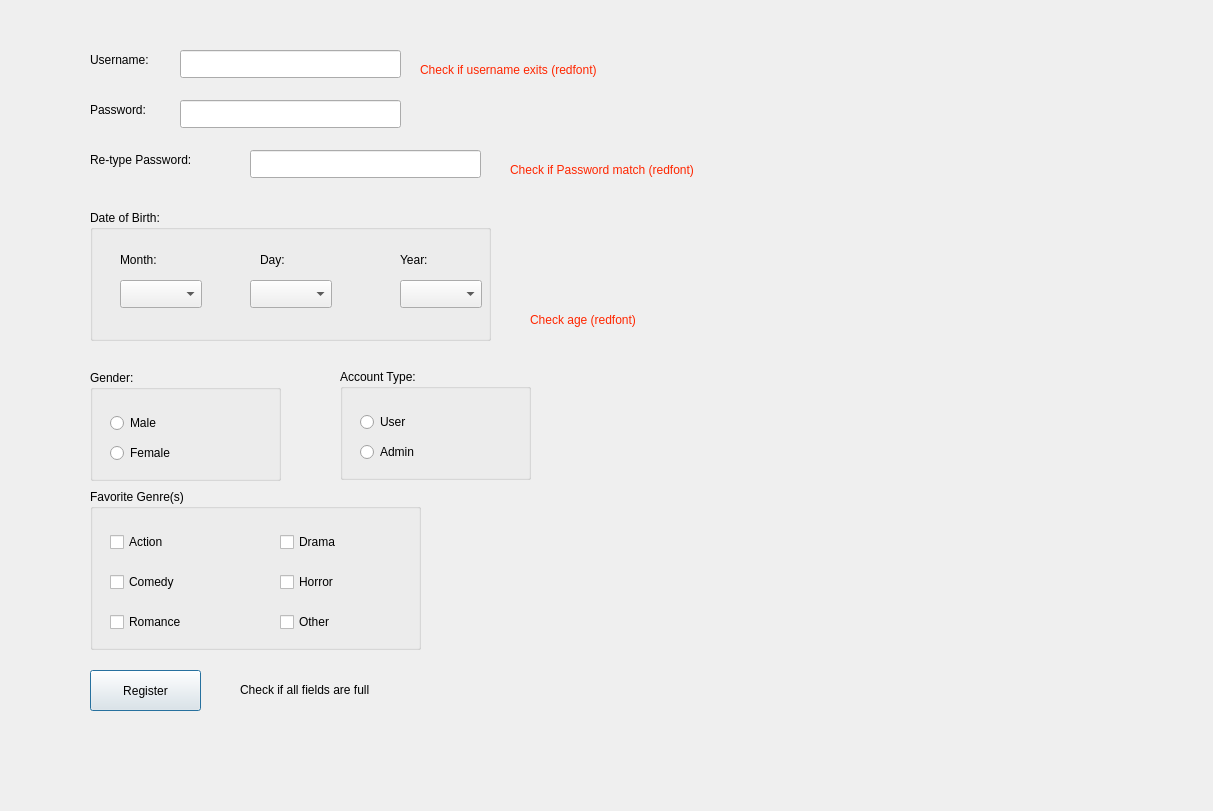
Above: CinemaProject/registerwindow.ui from yomnahisham/QT-Lab-Assignment1 before the change. Below: the same form after it.
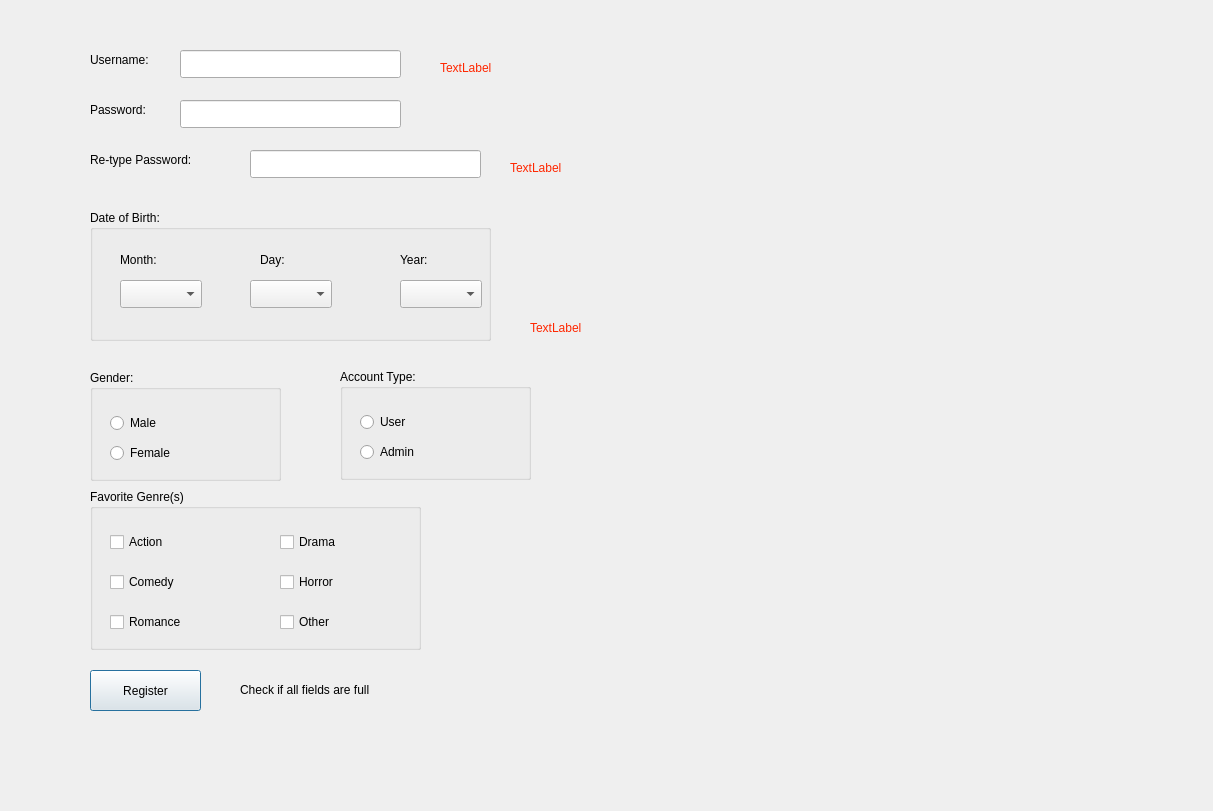
That is the form after the change.

Commit message: Edited Label Names in Register Window

```diff
--- a/CinemaProject/registerwindow.ui
+++ b/CinemaProject/registerwindow.ui
@@ -36,19 +36,6 @@
     </rect>
    </property>
   </widget>
-  <widget class="QLabel" name="UsernameCheck">
-   <property name="geometry">
-    <rect>
-     <x>420</x>
-     <y>60</y>
-     <width>231</width>
-     <height>20</height>
-    </rect>
-   </property>
-   <property name="text">
-    <string>&lt;html&gt;&lt;head/&gt;&lt;body&gt;&lt;p&gt;&lt;span style=&quot; color:#ff2600;&quot;&gt;Check if username exits (redfont)&lt;/span&gt;&lt;/p&gt;&lt;/body&gt;&lt;/html&gt;</string>
-   </property>
-  </widget>
   <widget class="QLineEdit" name="PassLineEdit">
    <property name="geometry">
     <rect>
@@ -95,19 +82,6 @@
     </rect>
    </property>
   </widget>
-  <widget class="QLabel" name="CheckPassLabel">
-   <property name="geometry">
-    <rect>
-     <x>510</x>
-     <y>160</y>
-     <width>231</width>
-     <height>20</height>
-    </rect>
-   </property>
-   <property name="text">
-    <string>&lt;html&gt;&lt;head/&gt;&lt;body&gt;&lt;p&gt;&lt;span style=&quot; color:#ff2600;&quot;&gt;Check if Password match (redfont)&lt;/span&gt;&lt;/p&gt;&lt;/body&gt;&lt;/html&gt;</string>
-   </property>
-  </widget>
   <widget class="QGroupBox" name="BirthdayBox">
    <property name="geometry">
     <rect>
@@ -560,19 +534,6 @@
     </item>
    </widget>
   </widget>
-  <widget class="QLabel" name="CheckAgeLabel">
-   <property name="geometry">
-    <rect>
-     <x>530</x>
-     <y>310</y>
-     <width>181</width>
-     <height>20</height>
-    </rect>
-   </property>
-   <property name="text">
-    <string>&lt;html&gt;&lt;head/&gt;&lt;body&gt;&lt;p&gt;&lt;span style=&quot; color:#ff2600;&quot;&gt;Check age (redfont)&lt;/span&gt;&lt;/p&gt;&lt;/body&gt;&lt;/html&gt;</string>
-   </property>
-  </widget>
   <widget class="QGroupBox" name="GenderGroupBox">
    <property name="geometry">
     <rect>
@@ -768,6 +729,45 @@
     <string>Check if all fields are full</string>
    </property>
   </widget>
+  <widget class="QLabel" name="label_usernamecheck">
+   <property name="geometry">
+    <rect>
+     <x>440</x>
+     <y>60</y>
+     <width>58</width>
+     <height>16</height>
+    </rect>
+   </property>
+   <property name="text">
+    <string>&lt;html&gt;&lt;head/&gt;&lt;body&gt;&lt;p&gt;&lt;span style=&quot; color:#ff2600;&quot;&gt;TextLabel&lt;/span&gt;&lt;/p&gt;&lt;/body&gt;&lt;/html&gt;</string>
+   </property>
+  </widget>
+  <widget class="QLabel" name="label_matchingpasscheck">
+   <property name="geometry">
+    <rect>
+     <x>510</x>
+     <y>160</y>
+     <width>58</width>
+     <height>16</height>
+    </rect>
+   </property>
+   <property name="text">
+    <string>&lt;html&gt;&lt;head/&gt;&lt;body&gt;&lt;p&gt;&lt;span style=&quot; color:#ff2600;&quot;&gt;TextLabel&lt;/span&gt;&lt;/p&gt;&lt;/body&gt;&lt;/html&gt;</string>
+   </property>
+  </widget>
+  <widget class="QLabel" name="label_agecheck">
+   <property name="geometry">
+    <rect>
+     <x>530</x>
+     <y>320</y>
+     <width>58</width>
+     <height>16</height>
+    </rect>
+   </property>
+   <property name="text">
+    <string>&lt;html&gt;&lt;head/&gt;&lt;body&gt;&lt;p&gt;&lt;span style=&quot; color:#ff2600;&quot;&gt;TextLabel&lt;/span&gt;&lt;/p&gt;&lt;/body&gt;&lt;/html&gt;</string>
+   </property>
+  </widget>
  </widget>
  <resources/>
  <connections/>
```
The commit also changes 6 other files.
